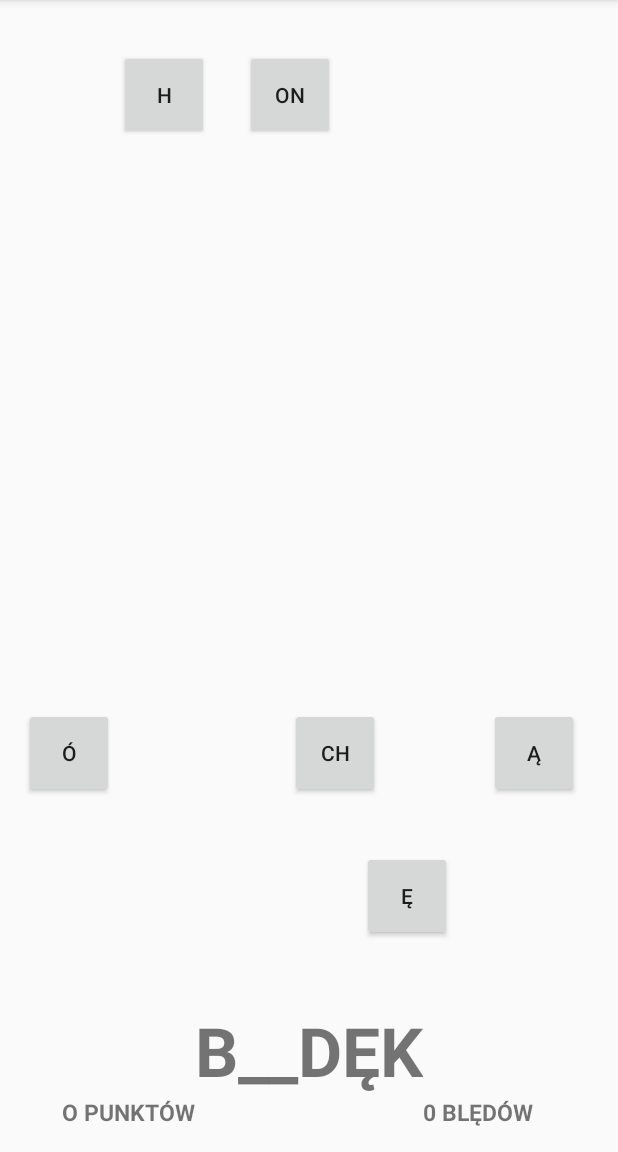
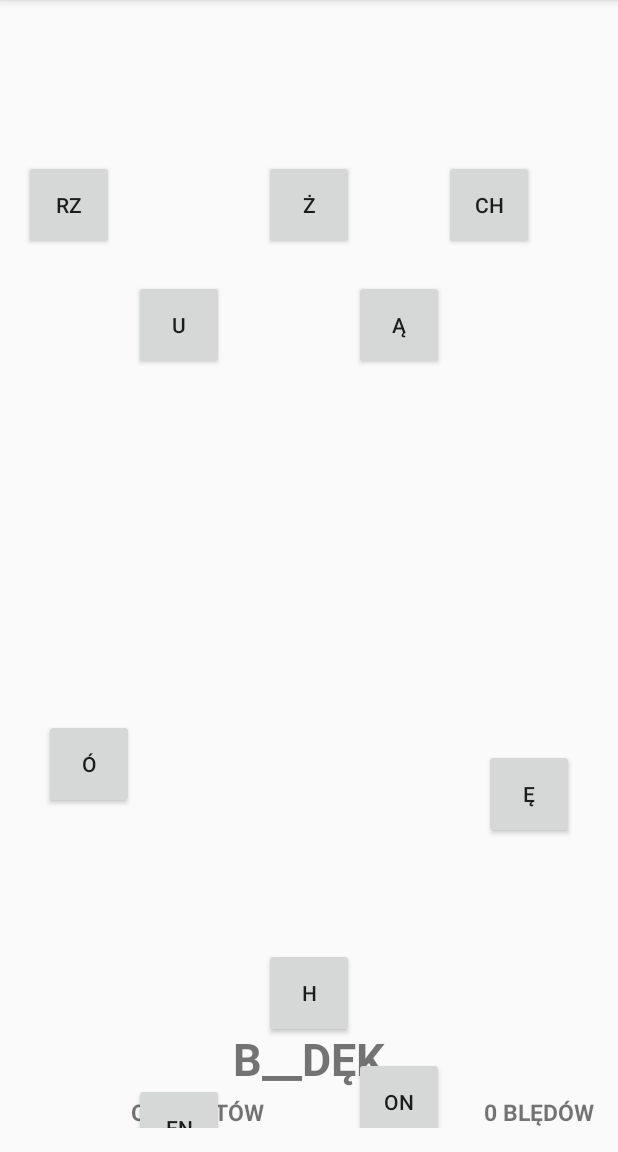
Before and after one commit to dkrzyszczyk/Projects, an Android app: the OrtoGramiActivity screen opened directly, with no data from a screen before it, on a phone screen of 412 x 824 dp, the part 84-1236 px from its top. Run offline under Robolectric (Android 15) with nearby library versions, the phone set to English and light mode, and no system bars.

Commit message:
bugs (subject: level)

```diff
--- a/Ortogami/app/src/main/java/com/example/dominika/ortogami/OrtoActivity.java
+++ b/Ortogami/app/src/main/java/com/example/dominika/ortogami/OrtoActivity.java
@@ -111,13 +111,13 @@ public class OrtoActivity extends AppCompatActivity implements View.OnClickListe
         }
 
         buttonH.getY();
-        buttonH.setY(buttonH.getY() + 50);
+        buttonH.setY(buttonH.getY() + 40);
         buttonCH.getY();
         buttonCH.setY(buttonCH.getY() + 30);
         buttonU.getY();
-        buttonU.setY(buttonU.getY() + 50);
+        buttonU.setY(buttonU.getY() + 40);
         buttonRZ.getY();
-        buttonRZ.setY(buttonRZ.getY() + 30);
+        buttonRZ.setY(buttonRZ.getY() + 40);
         buttonÓ.getY();
         buttonÓ.setY(buttonÓ.getY() + 30);
         buttonŻ.getY();
@@ -142,7 +142,6 @@ public class OrtoActivity extends AppCompatActivity implements View.OnClickListe
         }
 
         if(!answer) {
-//            String[] array = getResources().getStringArray(R.array.words_base_orto);
             textWords.setText(array[i]);
             Log.d(TAG, "countTime: " + array[i]);
         }
@@ -233,19 +232,18 @@ public class OrtoActivity extends AppCompatActivity implements View.OnClickListe
         } else
             textScoreN.setText(scoreN + " BŁĘDÓW");
 
-        if (scoreP == 4 && scoreN <= 1) {
+        if ((scoreP == 4 && scoreN == 1) || (scoreP == 5 && scoreN == 0)) {
             i = 0;
             level = 1;
             array = getResources().getStringArray(R.array.words_base_orto_hard);
             textWords.setText(array[i]);
             Log.d(TAG, "countTime: " + array[i]);
-        } else if (scoreP > 4 && scoreN <= 1) {
+        } else if (scoreP+scoreN > 5 && scoreN <= 2) {
             level = 1;
             array = getResources().getStringArray(R.array.words_base_orto_hard);
             textWords.setText(array[i]);
             Log.d(TAG, "countTime: " + array[i]);
         }
-
     }
 }
 
--- a/Ortogami/app/src/main/java/com/example/dominika/ortogami/OrtoGramiActivity.java
+++ b/Ortogami/app/src/main/java/com/example/dominika/ortogami/OrtoGramiActivity.java
@@ -21,6 +21,8 @@ public class OrtoGramiActivity extends AppCompatActivity implements View.OnClick
     private Button buttonEN;
     private Button buttonĄ;
     private Button buttonON;
+    private Button buttonRZ;
+    private Button buttonŻ;
 
     private Handler fallDownButonsHandler;
     private Handler countDownHandler;
@@ -74,6 +76,10 @@ public class OrtoGramiActivity extends AppCompatActivity implements View.OnClick
         buttonĄ.setOnClickListener(this);
         this.buttonON = (Button) findViewById(R.id.buttonON);
         buttonON.setOnClickListener(this);
+        this.buttonRZ = (Button) findViewById(R.id.buttonRZ);
+        buttonRZ.setOnClickListener(this);
+        this.buttonŻ = (Button) findViewById(R.id.buttonŻ);
+        buttonŻ.setOnClickListener(this);
         this.textWordsOG = (TextView) findViewById(R.id.textWordsOG);
         this.textScorePOG = (TextView) findViewById(R.id.textScorePOG);
         this.textScoreNOG = (TextView) findViewById(R.id.textScoreNOG);
@@ -121,23 +127,33 @@ public class OrtoGramiActivity extends AppCompatActivity implements View.OnClick
         if (buttonON.getY() > height) {
             buttonON.setY(0);
         }
+        if (buttonRZ.getY() > height) {
+            buttonRZ.setY(0);
+        }
+        if (buttonŻ.getY() > height) {
+            buttonŻ.setY(0);
+        }
 
         buttonH.getY();
-        buttonH.setY(buttonH.getY() + 50);
+        buttonH.setY(buttonH.getY() + 40);
         buttonCH.getY();
-        buttonCH.setY(buttonCH.getY() + 30);
+        buttonCH.setY(buttonCH.getY() + 40);
         buttonU.getY();
-        buttonU.setY(buttonU.getY() + 50);
+        buttonU.setY(buttonU.getY() + 40);
         buttonÓ.getY();
         buttonÓ.setY(buttonÓ.getY() + 30);
         buttonĘ.getY();
         buttonĘ.setY(buttonĘ.getY() + 30);
         buttonEN.getY();
-        buttonEN.setY(buttonEN.getY() + 50);
+        buttonEN.setY(buttonEN.getY() + 30);
         buttonĄ.getY();
-        buttonĄ.setY(buttonĄ.getY() + 30);
+        buttonĄ.setY(buttonĄ.getY() + 40);
         buttonON.getY();
-        buttonON.setY(buttonON.getY() + 50);
+        buttonON.setY(buttonON.getY() + 30);
+        buttonRZ.getY();
+        buttonRZ.setY(buttonRZ.getY() + 40);
+        buttonŻ.getY();
+        buttonŻ.setY(buttonŻ.getY() + 40);
 
         fallDownButonsHandler.postDelayed(fallDownButtonsRunnable, 120);
 
@@ -246,6 +262,24 @@ public class OrtoGramiActivity extends AppCompatActivity implements View.OnClick
                     scoreNOG++;
                 }
                 break;
+            case R.id.buttonRZ:
+                if (buttonRZ.getText().toString().equals(letters[i])) {
+                    scorePOG++;
+                    answer = true;
+                } else {
+                    answer = false;
+                    scoreNOG++;
+                }
+                break;
+            case R.id.buttonŻ:
+                if (buttonŻ.getText().toString().equals(letters[i])) {
+                    scorePOG++;
+                    answer = true;
+                } else {
+                    answer = false;
+                    scoreNOG++;
+                }
+                break;
         }
 
         switch (level) {
@@ -271,12 +305,12 @@ public class OrtoGramiActivity extends AppCompatActivity implements View.OnClick
         if (scorePOG == 4 && scoreNOG <= 1) {
             i = 0;
             level = 1;
-            array = getResources().getStringArray(R.array.words_base_orto_hard);
+            array = getResources().getStringArray(R.array.words_base_orto_grami_hard);
             textWordsOG.setText(array[i]);
             Log.d(TAG, "countTime: " + array[i]);
         } else if (scorePOG > 4 && scoreNOG <= 1) {
             level = 1;
-            array = getResources().getStringArray(R.array.words_base_orto_hard);
+            array = getResources().getStringArray(R.array.words_base_orto_grami_hard);
             textWordsOG.setText(array[i]);
             Log.d(TAG, "countTime: " + array[i]);
         }
--- a/Ortogami/app/src/main/res/layout/activity_orto_grami.xml
+++ b/Ortogami/app/src/main/res/layout/activity_orto_grami.xml
@@ -11,112 +11,37 @@
     tools:context="com.example.dominika.ortogami.OrtoGramiActivity">
 
     <Button
-        android:text="Ó"
+        android:text="RZ"
         android:layout_width="60dp"
         android:layout_height="60dp"
-        android:layout_alignParentTop="true"
+        android:layout_centerVertical="true"
         android:layout_alignParentLeft="true"
         android:layout_alignParentStart="true"
-        android:layout_marginTop="16dp"
-        android:id="@+id/buttonÓ" />
-
-    <Button
-        android:text="U"
-        android:layout_width="60dp"
-        android:layout_height="60dp"
-        android:layout_alignBottom="@+id/buttonÓ"
-        android:layout_toRightOf="@+id/buttonÓ"
-        android:layout_toEndOf="@+id/buttonÓ"
-        android:layout_marginLeft="27dp"
-        android:layout_marginStart="27dp"
-        android:id="@+id/buttonU" />
-
-    <Button
-        android:text="CH"
-        android:layout_width="60dp"
-        android:layout_height="60dp"
-        android:layout_alignBottom="@+id/buttonU"
-        android:layout_toRightOf="@+id/buttonU"
-        android:layout_toEndOf="@+id/buttonU"
-        android:layout_marginLeft="30dp"
-        android:layout_marginStart="30dp"
-        android:id="@+id/buttonCH" />
-
-    <Button
-        android:text="H"
-        android:layout_width="60dp"
-        android:layout_height="60dp"
-        android:layout_below="@+id/buttonÓ"
-        android:layout_toLeftOf="@+id/buttonCH"
-        android:layout_toStartOf="@+id/buttonCH"
-        android:layout_marginRight="24dp"
-        android:layout_marginEnd="24dp"
-        android:layout_marginTop="35dp"
-        android:id="@+id/buttonH" />
-
-    <Button
-        android:text="Ą"
-        android:layout_width="60dp"
-        android:layout_height="60dp"
-        android:layout_alignBottom="@+id/buttonCH"
-        android:layout_alignParentRight="true"
-        android:layout_alignParentEnd="true"
-        android:layout_marginRight="10dp"
-        android:layout_marginEnd="10dp"
-        android:id="@+id/buttonĄ" />
-
-    <Button
-        android:text="ON"
-        android:layout_width="60dp"
-        android:layout_height="60dp"
-        android:layout_alignTop="@+id/buttonH"
-        android:layout_toRightOf="@+id/buttonH"
-        android:layout_toEndOf="@+id/buttonH"
-        android:id="@+id/buttonON" />
-
-    <Button
-        android:text="Ę"
-        android:layout_width="60dp"
-        android:layout_height="60dp"
-        android:layout_alignTop="@+id/buttonON"
-        android:layout_toRightOf="@+id/buttonON"
-        android:layout_toEndOf="@+id/buttonON"
-        android:layout_marginLeft="18dp"
-        android:layout_marginStart="18dp"
-        android:id="@+id/buttonĘ" />
-
-    <Button
-        android:text="EN"
-        android:layout_width="60dp"
-        android:layout_height="60dp"
-        android:layout_below="@+id/buttonH"
-        android:layout_toLeftOf="@+id/buttonÓ"
-        android:layout_toStartOf="@+id/buttonÓ"
-        android:layout_marginRight="60dp"
-        android:layout_marginEnd="60dp"
-        android:id="@+id/buttonEN" />
+        android:id="@+id/buttonRZ" />
 
     <TextView
         android:text="TextView"
         android:layout_width="wrap_content"
         android:layout_height="wrap_content"
+        android:layout_marginBottom="26dp"
         android:id="@+id/textWordsOG"
         android:gravity="center"
-        android:textSize="45dp"
+        android:layout_alignParentBottom="true"
+        android:layout_centerHorizontal="true"
+        android:textSize="30dp"
         android:textStyle="bold"
-        android:layout_above="@+id/textScorePOG"
-        android:layout_centerHorizontal="true" />
+ />
 
     <TextView
         android:text="O PUNKTÓW"
         android:layout_width="wrap_content"
         android:layout_height="wrap_content"
-        android:layout_alignParentBottom="true"
         android:id="@+id/textScorePOG"
-        android:layout_toLeftOf="@id/textWordsOG"
         android:textSize="15dp"
         android:textStyle="bold"
-        />
+        android:layout_alignParentBottom="true"
+        android:layout_toLeftOf="@+id/buttonŻ"
+        android:layout_toStartOf="@+id/buttonŻ" />
 
     <TextView
         android:text="0 BLĘDÓW"
@@ -125,8 +50,100 @@
         android:id="@+id/textScoreNOG"
         android:textSize="15dp"
         android:textStyle="bold"
-        android:layout_toRightOf="@id/textWordsOG"
         android:layout_alignParentBottom="true"
- />
+        android:layout_alignParentRight="true"
+        android:layout_alignParentEnd="true" />
+
+    <Button
+        android:text="Ó"
+        android:layout_width="60dp"
+        android:layout_height="60dp"
+        android:layout_marginTop="23dp"
+        android:id="@+id/buttonÓ"
+        android:layout_alignParentTop="true"
+        android:layout_alignParentLeft="true"
+        android:layout_alignParentStart="true"
+        android:layout_marginLeft="13dp"
+        android:layout_marginStart="13dp" />
+
+    <Button
+        android:text="H"
+        android:layout_width="60dp"
+        android:layout_height="60dp"
+        android:id="@+id/buttonH"
+        android:layout_alignBaseline="@+id/buttonÓ"
+        android:layout_alignBottom="@+id/buttonÓ"
+        android:layout_centerHorizontal="true" />
+
+    <Button
+        android:text="EN"
+        android:layout_width="60dp"
+        android:layout_height="60dp"
+        android:id="@+id/buttonEN"
+        android:layout_alignTop="@+id/buttonON"
+        android:layout_toRightOf="@+id/buttonÓ"
+        android:layout_toEndOf="@+id/buttonÓ"
+        android:layout_marginTop="17dp" />
+
+    <Button
+        android:text="Ż"
+        android:layout_width="60dp"
+        android:layout_height="60dp"
+        android:id="@+id/buttonŻ"
+        android:layout_alignBaseline="@+id/buttonRZ"
+        android:layout_alignBottom="@+id/buttonRZ"
+        android:layout_alignLeft="@+id/buttonH"
+        android:layout_alignStart="@+id/buttonH" />
+
+    <Button
+        android:text="Ą"
+        android:layout_width="60dp"
+        android:layout_height="60dp"
+        android:id="@+id/buttonĄ"
+        android:layout_below="@+id/buttonCH"
+        android:layout_toRightOf="@+id/buttonŻ"
+        android:layout_toEndOf="@+id/buttonŻ"
+        android:layout_marginTop="17dp" />
+
+    <Button
+        android:text="CH"
+        android:layout_width="60dp"
+        android:layout_height="60dp"
+        android:id="@+id/buttonCH"
+        android:layout_alignBaseline="@+id/buttonŻ"
+        android:layout_alignBottom="@+id/buttonŻ"
+        android:layout_toRightOf="@+id/buttonON"
+        android:layout_toEndOf="@+id/buttonON" />
+
+    <Button
+        android:text="ON"
+        android:layout_width="60dp"
+        android:layout_height="60dp"
+        android:id="@+id/buttonON"
+        android:layout_above="@+id/buttonRZ"
+        android:layout_toRightOf="@+id/buttonH"
+        android:layout_toEndOf="@+id/buttonH"
+        android:layout_marginBottom="29dp" />
+
+    <Button
+        android:text="Ę"
+        android:layout_width="60dp"
+        android:layout_height="60dp"
+        android:id="@+id/buttonĘ"
+        android:layout_alignTop="@+id/buttonH"
+        android:layout_alignLeft="@+id/textScoreNOG"
+        android:layout_alignStart="@+id/textScoreNOG"
+        android:layout_marginTop="14dp" />
+
+    <Button
+        android:text="U"
+        android:layout_width="60dp"
+        android:layout_height="60dp"
+        android:id="@+id/buttonU"
+        android:layout_alignBaseline="@+id/buttonĄ"
+        android:layout_alignBottom="@+id/buttonĄ"
+        android:layout_alignLeft="@+id/buttonEN"
+        android:layout_alignStart="@+id/buttonEN" />
+
 
 </RelativeLayout>
```
Also changed, not shown: Ortogami/app/src/main/res/layout/activity_orto.xml (+66 -74 lines). Lines whose indentation alone changed are shown as unchanged.
